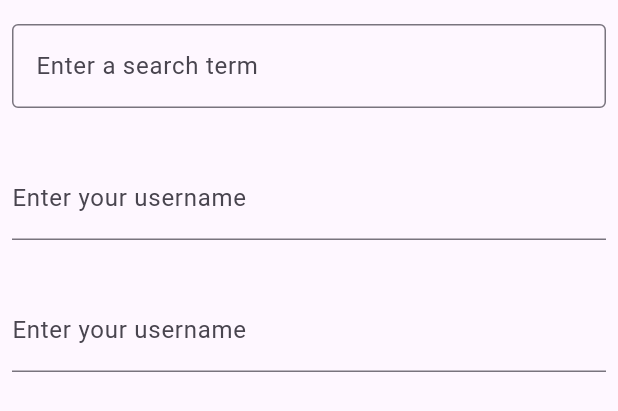
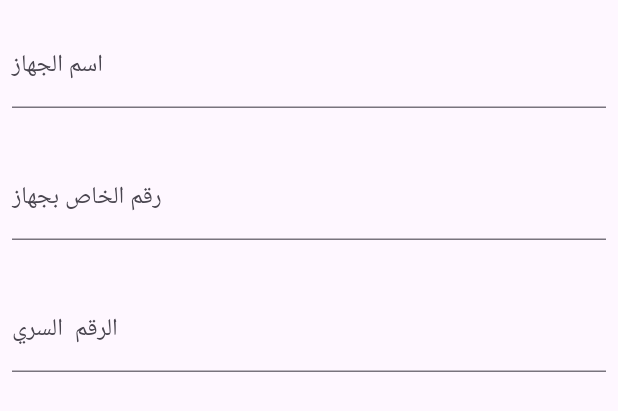
Before and after one commit to AbdElMalek-L/agrosys, a Flutter app: the NewDeviceForm widget shown alone on an empty page, opened directly, on a phone screen of 412 x 824 dp. Shown: the top 411 px of the screen. Run offline on Flutter 3.47's test engine with Material 3 defaults, Android fonts, the phone set to English and light mode, and no system bars; our stand-ins replace fluttertoast, lottie, shared_preferences; missing offline and left inert: flutter_background_messenger; accounts and stored records are empty.

Commit message:
fix some bugs

```diff
--- a/lib/control_devices.dart
+++ b/lib/control_devices.dart
@@ -1,4 +1,5 @@
 import 'package:flutter/material.dart';
+import 'package:lottie/lottie.dart';
 
 class DeviceCard extends StatefulWidget {
   const DeviceCard({super.key});
@@ -86,7 +87,29 @@ class AddDevicePage extends StatelessWidget {
   Widget build(BuildContext context) {
     return Scaffold(
       appBar: AppBar(title: Text("إضافة جهاز جديد")),
-      body: Column(children: [Text("data"), NewDeviceForm()]),
+      body: Column(
+        children: [
+          Lottie.asset('assets/Adddevice.json', height: 200),
+          NewDeviceForm(),
+
+          Center(
+            child: GestureDetector(
+              // onTapDown: _addActivity(
+              //   "String title",
+              //   "String subtitle",
+              //   "IconData icon",
+              //   "Color color",
+              // ),
+              child: Lottie.asset(
+                "assets/button.json",
+                height: 250,
+                width: 250,
+                fit: BoxFit.cover,
+              ),
+            ),
+          ),
+        ],
+      ),
     );
   }
 }
@@ -99,12 +122,12 @@ class NewDeviceForm extends StatelessWidget {
     return Column(
       crossAxisAlignment: CrossAxisAlignment.start,
       children: <Widget>[
-        const Padding(
-          padding: EdgeInsets.symmetric(horizontal: 8, vertical: 16),
-          child: TextField(
-            decoration: InputDecoration(
-              border: OutlineInputBorder(),
-              hintText: 'Enter a search term',
+        Padding(
+          padding: const EdgeInsets.symmetric(horizontal: 8, vertical: 16),
+          child: TextFormField(
+            decoration: const InputDecoration(
+              border: UnderlineInputBorder(),
+              labelText: 'اسم الجهاز',
             ),
           ),
         ),
@@ -113,7 +136,7 @@ class NewDeviceForm extends StatelessWidget {
           child: TextFormField(
             decoration: const InputDecoration(
               border: UnderlineInputBorder(),
-              labelText: 'Enter your username',
+              labelText: 'رقم الخاص بجهاز ',
             ),
           ),
         ),
@@ -122,7 +145,7 @@ class NewDeviceForm extends StatelessWidget {
           child: TextFormField(
             decoration: const InputDecoration(
               border: UnderlineInputBorder(),
-              labelText: 'Enter your username',
+              labelText: 'الرقم  السري',
             ),
           ),
         ),
--- a/pubspec.yaml
+++ b/pubspec.yaml
@@ -61,6 +61,8 @@ flutter:
     - assets/lottie_animation.json
     - assets/power_animation.json
     - assets/power_off.json
+    - assets/Adddevice.json
+    - assets/button.json
 
   # The following line ensures that the Material Icons font is
   # included with your application, so that you can use the icons in
```
